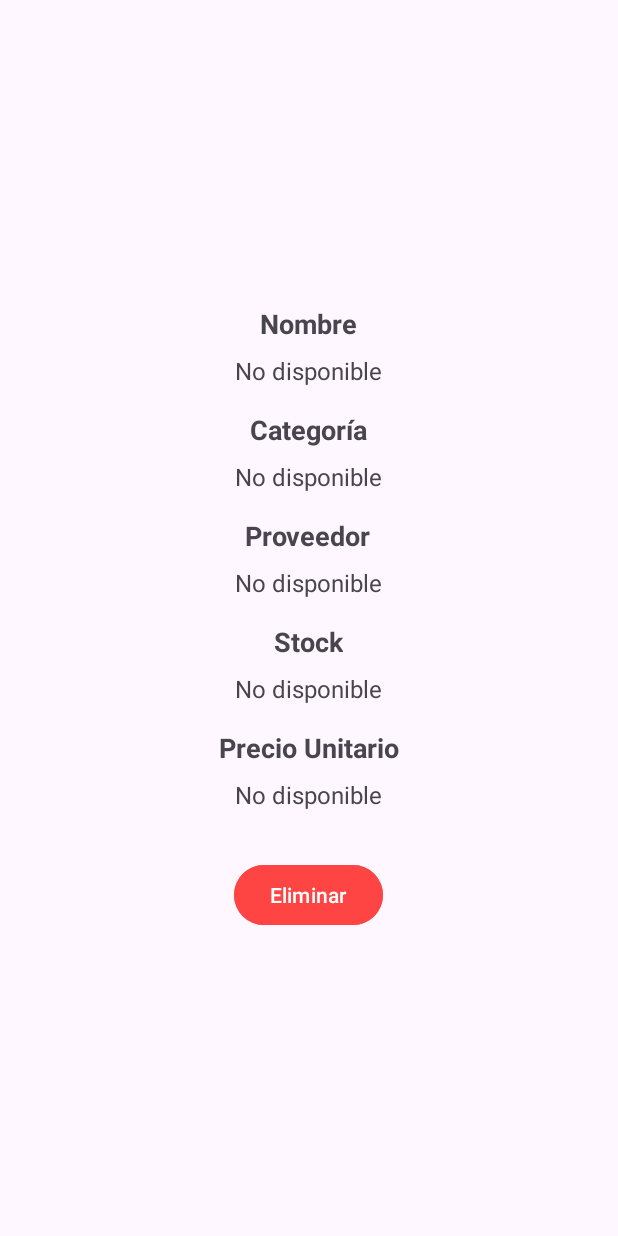
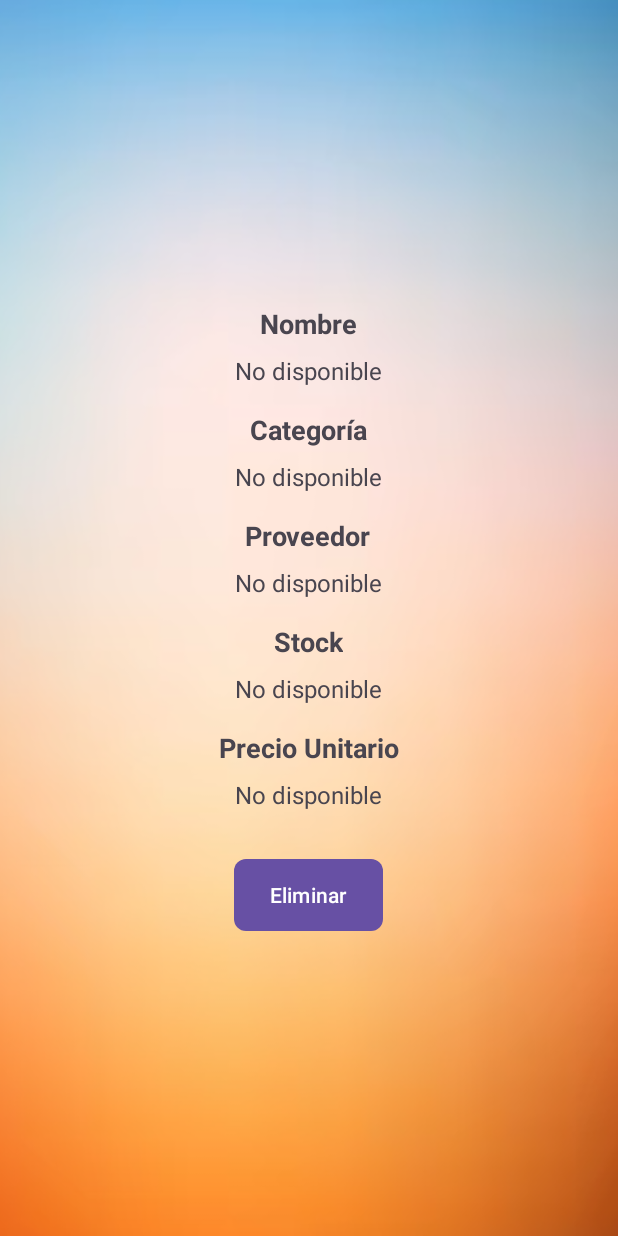
Before and after one commit to v1ct0r999/A.D.I, an Android app: the DetalleProductoActivity screen opened directly, with no data from a screen before it, on a phone screen of 412 x 824 dp. Run offline under Robolectric (Android 15) with nearby library versions, the light colour scheme and no system bars; our stand-ins replace Firebase (no records; nobody signed in at launch, a user with empty details on screens opened directly).

Commit message:
arreglando el toolbar

```diff
--- a/app/src/main/res/layout/activity_detalle_producto.xml
+++ b/app/src/main/res/layout/activity_detalle_producto.xml
@@ -1,10 +1,12 @@
 <?xml version="1.0" encoding="utf-8"?>
-<LinearLayout xmlns:android="http://schemas.android.com/apk/res/android"
+<LinearLayout
+    xmlns:android="http://schemas.android.com/apk/res/android"
     android:orientation="vertical"
     android:gravity="center"
     android:padding="16dp"
     android:layout_width="match_parent"
-    android:layout_height="match_parent">
+    android:layout_height="match_parent"
+    android:background="@drawable/fondo_inventario">
 
     <!-- Titulo y campo de Nombre -->
     <RelativeLayout
@@ -160,6 +162,7 @@
         android:textColor="#FFFFFF"
         android:backgroundTint="@android:color/holo_red_light"
         android:layout_marginTop="16dp"
-        android:layout_gravity="center" />
+        android:layout_gravity="center"
+        style="@style/ButtonSquare" />
 
 </LinearLayout>
--- a/app/src/main/res/layout/activity_inventario.xml
+++ b/app/src/main/res/layout/activity_inventario.xml
@@ -4,7 +4,8 @@
     xmlns:tools="http://schemas.android.com/tools"
     android:layout_width="match_parent"
     android:layout_height="match_parent"
-    tools:context=".InventarioActivity">
+    tools:context=".InventarioActivity"
+    android:background="@drawable/fondo_inventario">
 
     <androidx.appcompat.widget.Toolbar
         android:id="@+id/toolbar"
```
Also changed, not shown: app/src/main/java/cl/vmi/adi/TodosProductosActivity.java (+13 -0 lines).
